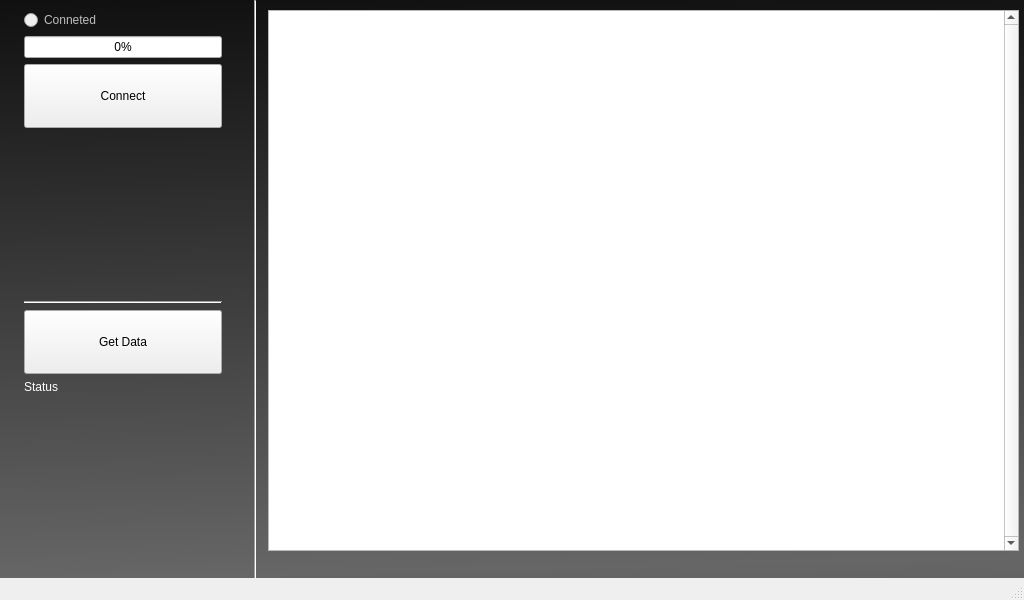
First picture: the form in Source/core/mainwindow.ui, repository avatarp/fluffy-dashboard, before the edit.
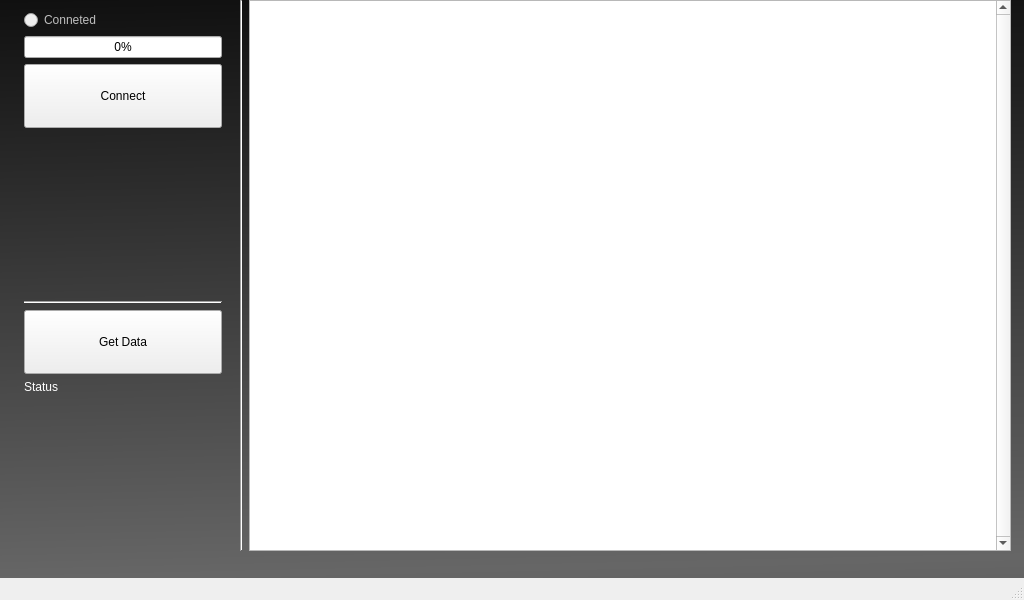
Second picture: the form after the edit.

Patch:
```diff
--- a/Source/core/mainwindow.ui
+++ b/Source/core/mainwindow.ui
@@ -26,22 +26,15 @@
 QCheckBox::indicator {width: 32px; height:32px}</string>
   </property>
   <widget class="QWidget" name="centralwidget">
+   <property name="sizePolicy">
+    <sizepolicy hsizetype="Expanding" vsizetype="Expanding">
+     <horstretch>0</horstretch>
+     <verstretch>0</verstretch>
+    </sizepolicy>
+   </property>
    <property name="styleSheet">
     <string notr="true"/>
    </property>
-   <widget class="Line" name="line">
-    <property name="geometry">
-     <rect>
-      <x>240</x>
-      <y>0</y>
-      <width>31</width>
-      <height>601</height>
-     </rect>
-    </property>
-    <property name="orientation">
-     <enum>Qt::Vertical</enum>
-    </property>
-   </widget>
    <widget class="QWidget" name="verticalLayoutWidget">
     <property name="geometry">
      <rect>
@@ -52,6 +45,9 @@
      </rect>
     </property>
     <layout class="QVBoxLayout">
+     <property name="sizeConstraint">
+      <enum>QLayout::SetMaximumSize</enum>
+     </property>
      <property name="leftMargin">
       <number>24</number>
      </property>
@@ -173,18 +169,34 @@
      </item>
     </layout>
    </widget>
-   <widget class="QTextBrowser" name="textBrowser">
+   <widget class="QWidget" name="">
     <property name="geometry">
      <rect>
-      <x>268</x>
-      <y>10</y>
-      <width>751</width>
-      <height>541</height>
+      <x>240</x>
+      <y>0</y>
+      <width>771</width>
+      <height>551</height>
      </rect>
     </property>
-    <property name="verticalScrollBarPolicy">
-     <enum>Qt::ScrollBarAlwaysOn</enum>
-    </property>
+    <layout class="QHBoxLayout" name="horizontalLayout_2">
+     <property name="sizeConstraint">
+      <enum>QLayout::SetMaximumSize</enum>
+     </property>
+     <item>
+      <widget class="Line" name="line">
+       <property name="orientation">
+        <enum>Qt::Vertical</enum>
+       </property>
+      </widget>
+     </item>
+     <item>
+      <widget class="QTextBrowser" name="textBrowser">
+       <property name="verticalScrollBarPolicy">
+        <enum>Qt::ScrollBarAlwaysOn</enum>
+       </property>
+      </widget>
+     </item>
+    </layout>
    </widget>
   </widget>
   <widget class="QMenuBar" name="menubar">
```
Left out of the diff: 2 changed lines with no effect on the pictures.
